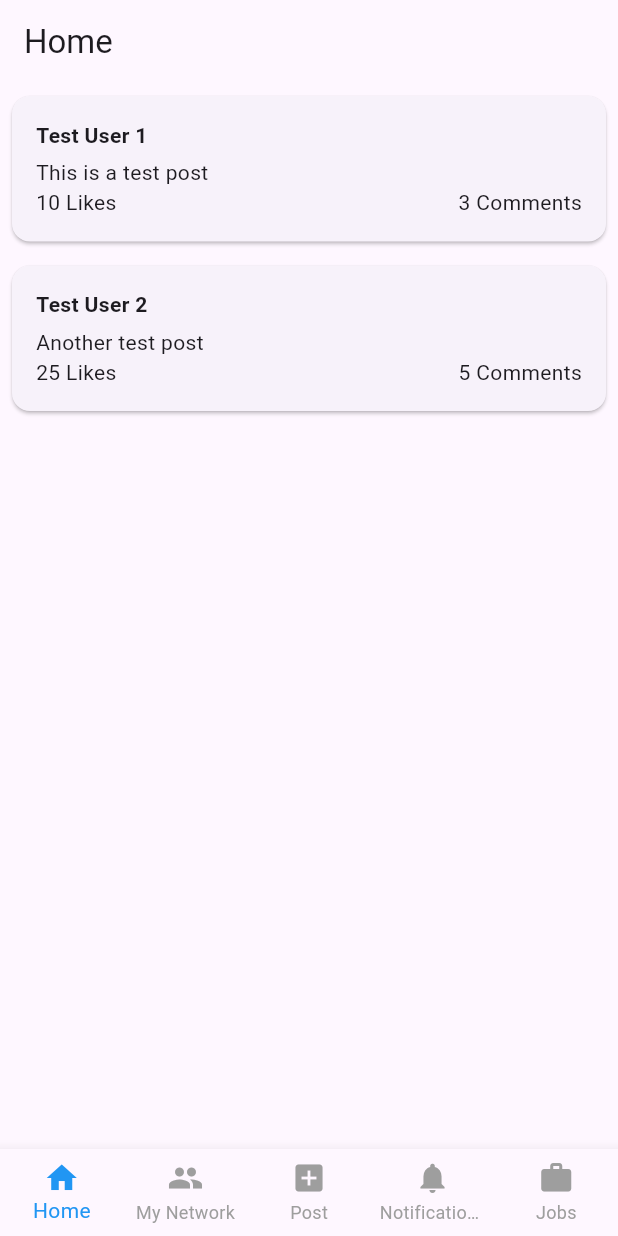
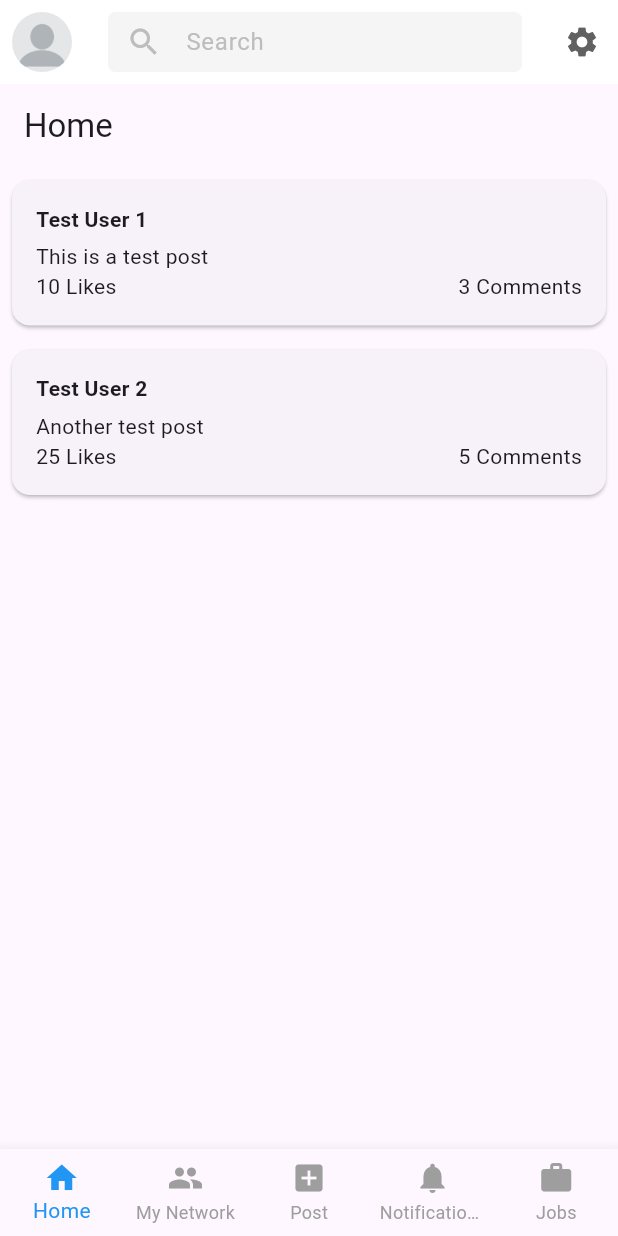
Before and after one commit to ClinkedIn/Cross-Platform, a Flutter app: the screen it shows after launch, on a phone screen of 412 x 824 dp. Run offline on Flutter 3.47's test engine with Material 3 defaults, Android fonts, the phone set to English and light mode, and no system bars; our stand-ins replace flutter_riverpod.

Commit message:
upper nav bar

```diff
--- a/lockedin/lib/core/widgets/bottom_navbar.dart
+++ b/lockedin/lib/core/widgets/bottom_navbar.dart
@@ -13,7 +13,7 @@ class BottomNavBar extends StatelessWidget {
   @override
   Widget build(BuildContext context) {
     return BottomNavigationBar(
-      currentIndex: currentIndex,
+      currentIndex: currentIndex == -1 ? 0 : currentIndex,
       onTap: onTap,
       type: BottomNavigationBarType.fixed,
       selectedItemColor: Colors.blue,
--- a/lockedin/lib/core/widgets/upper_navbar.dart
+++ b/lockedin/lib/core/widgets/upper_navbar.dart
@@ -1,16 +1,19 @@
 import 'package:flutter/material.dart';
 
 class UpperNavbar extends StatelessWidget implements PreferredSizeWidget {
-  const UpperNavbar({super.key});
+  final leftIcon;
+  final leftOnPress;
+  const UpperNavbar({
+    super.key,
+    required Widget this.leftIcon,
+    required this.leftOnPress,
+  });
 
   @override
   Widget build(BuildContext context) {
     return AppBar(
       backgroundColor: Colors.white,
-      leading: IconButton(
-        icon: Icon(Icons.arrow_back, color: Colors.grey[700]),
-        onPressed: () {},
-      ),
+      leading: IconButton(icon: leftIcon, onPressed: leftOnPress),
       title: Container(
         height: 40,
         decoration: BoxDecoration(
--- a/lockedin/lib/data/repositories/posts/post_api.dart
+++ b/lockedin/lib/data/repositories/posts/post_api.dart
@@ -1,6 +1,6 @@
-import 'dart:convert';
+import 'package:lockedin/data/models/post_model.dart';
+
 import 'post_repository.dart';
-import '../../models/post_model.dart';
 
 class PostApi implements PostRepository {
   final String apiUrl = "https://example.com/api/posts";
--- a/lockedin/lib/data/repositories/profile/profile_api.dart
+++ b/lockedin/lib/data/repositories/profile/profile_api.dart
@@ -1,6 +1,5 @@
 import 'package:lockedin/data/models/user_model.dart';
 import 'package:lockedin/data/repositories/profile/profile_repository.dart';
-import 'dart:convert';
 
 class ProfileApi extends ProfileRepository {
   @override
--- a/lockedin/lib/presentation/pages/main_page.dart
+++ b/lockedin/lib/presentation/pages/main_page.dart
@@ -1,5 +1,7 @@
 import 'package:flutter/material.dart';
 import 'package:flutter_riverpod/flutter_riverpod.dart';
+import 'package:lockedin/core/widgets/upper_navbar.dart';
+import 'package:lockedin/presentation/pages/profile_page.dart';
 import '../viewmodels/nav_viewmodel.dart';
 import '../pages/home_page.dart';
 import '../pages/network_page.dart';
@@ -22,6 +24,24 @@ class MainPage extends ConsumerWidget {
     ];
 
     return Scaffold(
+      appBar: UpperNavbar(
+        leftIcon: CircleAvatar(
+          radius: 20, // Adjust size to match LinkedIn's profile picture
+          backgroundColor:
+              Colors.transparent, // Ensure no background color interferes
+          backgroundImage: AssetImage(
+            'assets/images/download.png',
+          ), // Your profile image
+        ),
+        leftOnPress: () {
+          (index) => ref.read(navProvider.notifier).changeTab(index);
+          ref.read(navProvider.notifier).changeTab(0);
+          Navigator.pushReplacement(
+            context,
+            MaterialPageRoute(builder: (context) => ProfilePage()),
+          );
+        },
+      ),
       body: pages[currentIndex],
       bottomNavigationBar: BottomNavBar(
         currentIndex: currentIndex,
--- a/lockedin/lib/presentation/viewmodels/home_viewmodel.dart
+++ b/lockedin/lib/presentation/viewmodels/home_viewmodel.dart
@@ -1,6 +1,5 @@
 import 'package:flutter_riverpod/flutter_riverpod.dart';
 import 'package:lockedin/data/models/post_model.dart';
-import 'package:lockedin/data/repositories/posts/post_api.dart';
 import 'package:lockedin/data/repositories/posts/post_test.dart';
 import '../../data/repositories/posts/post_repository.dart';
 
```
Also changed, not shown: lockedin/lib/presentation/pages/profile_page.dart (+23 -1 lines).
